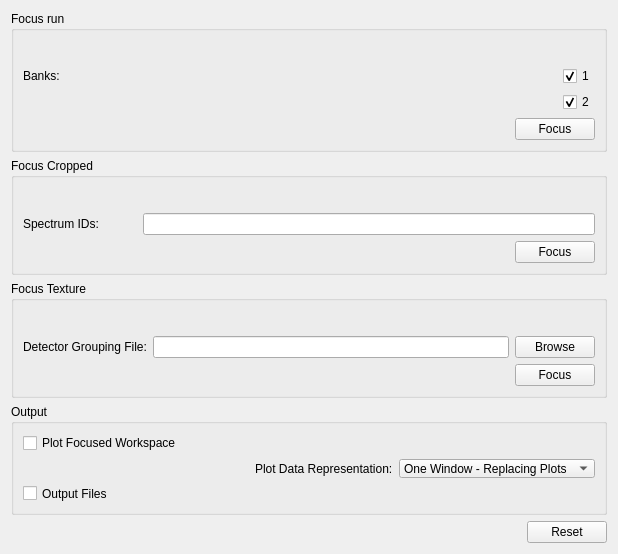
First picture: the form in MantidQt/CustomInterfaces/inc/MantidQtCustomInterfaces/EnggDiffraction/EnggDiffractionQtTabFocus.ui, repository mantidproject/mantid, before the edit.
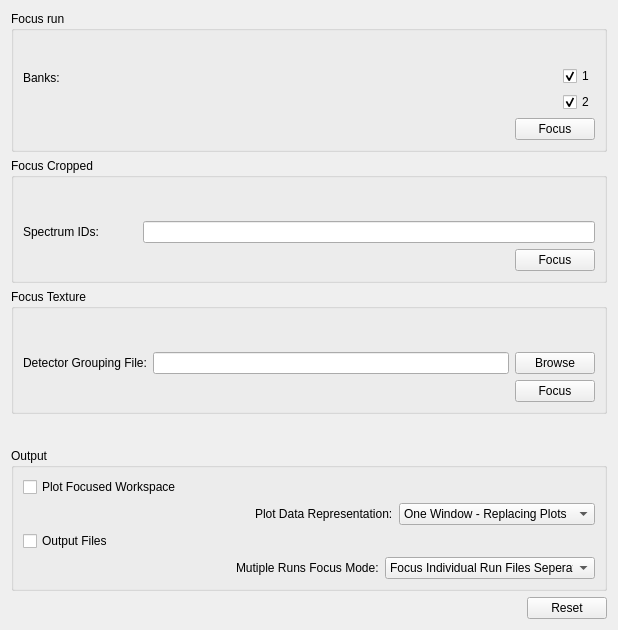
Second picture: the form after the edit. Custom widgets are drawn as their Qt base class.

Commit message:
new combo-box within the focus tab for multi-run focus mode
refs #13784

```diff
--- a/MantidQt/CustomInterfaces/inc/MantidQtCustomInterfaces/EnggDiffraction/EnggDiffractionQtTabFocus.ui
+++ b/MantidQt/CustomInterfaces/inc/MantidQtCustomInterfaces/EnggDiffraction/EnggDiffractionQtTabFocus.ui
@@ -6,8 +6,8 @@
    <rect>
     <x>0</x>
     <y>0</y>
-    <width>614</width>
-    <height>551</height>
+    <width>616</width>
+    <height>630</height>
    </rect>
   </property>
   <property name="windowTitle">
@@ -20,11 +20,31 @@
       <string>Focus run</string>
      </property>
      <layout class="QGridLayout" name="gridLayout">
+      <item row="1" column="1" rowspan="2">
+       <layout class="QVBoxLayout" name="verticalLayout_4">
+        <item>
+         <widget class="QCheckBox" name="checkBox_focus_bank1">
+          <property name="text">
+           <string>1</string>
+          </property>
+          <property name="checked">
+           <bool>true</bool>
+          </property>
+         </widget>
+        </item>
+        <item>
+         <widget class="QCheckBox" name="checkBox_focus_bank2">
+          <property name="text">
+           <string>2</string>
+          </property>
+          <property name="checked">
+           <bool>true</bool>
+          </property>
+         </widget>
+        </item>
+       </layout>
+      </item>
       <item row="1" column="0">
-       <layout class="QHBoxLayout" name="horizontalLayout_5">
-        <item>
-         <layout class="QVBoxLayout" name="verticalLayout_3">
-          <item>
            <layout class="QHBoxLayout" name="horizontalLayout_4">
             <item>
              <widget class="QLabel" name="label_banks_sel">
@@ -48,11 +68,14 @@
             </item>
            </layout>
           </item>
-          <item>
+      <item row="2" column="0">
            <spacer name="verticalSpacer_2">
             <property name="orientation">
              <enum>Qt::Vertical</enum>
             </property>
+        <property name="sizeType">
+         <enum>QSizePolicy::Maximum</enum>
+        </property>
             <property name="sizeHint" stdset="0">
              <size>
               <width>20</width>
@@ -61,35 +84,7 @@
             </property>
            </spacer>
           </item>
-         </layout>
-        </item>
-        <item>
-         <layout class="QVBoxLayout" name="verticalLayout_4">
-          <item>
-           <widget class="QCheckBox" name="checkBox_focus_bank1">
-            <property name="text">
-             <string>1</string>
-            </property>
-            <property name="checked">
-             <bool>true</bool>
-            </property>
-           </widget>
-          </item>
-          <item>
-           <widget class="QCheckBox" name="checkBox_focus_bank2">
-            <property name="text">
-             <string>2</string>
-            </property>
-            <property name="checked">
-             <bool>true</bool>
-            </property>
-           </widget>
-          </item>
-         </layout>
-        </item>
-       </layout>
-      </item>
-      <item row="2" column="0">
+      <item row="3" column="0" colspan="2">
        <layout class="QHBoxLayout" name="horizontalLayout_3">
         <item>
          <spacer name="horizontalSpacer_3">
@@ -113,7 +108,7 @@
         </item>
        </layout>
       </item>
-      <item row="0" column="0">
+      <item row="0" column="0" colspan="2">
        <layout class="QHBoxLayout" name="horizontalLayout">
         <item>
          <widget class="QLabel" name="label_run_num">
@@ -372,10 +367,13 @@
      <property name="orientation">
       <enum>Qt::Vertical</enum>
      </property>
+     <property name="sizeType">
+      <enum>QSizePolicy::Maximum</enum>
+     </property>
      <property name="sizeHint" stdset="0">
       <size>
        <width>20</width>
-       <height>40</height>
+       <height>28</height>
       </size>
      </property>
     </spacer>
@@ -391,7 +389,7 @@
      <property name="title">
       <string>Output</string>
      </property>
-     <layout class="QVBoxLayout" name="verticalLayout_6">
+     <layout class="QVBoxLayout" name="verticalLayout_2">
       <item>
        <layout class="QHBoxLayout" name="horizontalLayout_20">
         <item>
@@ -510,6 +508,80 @@
         </item>
        </layout>
       </item>
+      <item>
+       <layout class="QHBoxLayout" name="horizontalLayout_2">
+        <item>
+         <spacer name="horizontalSpacer_22">
+          <property name="orientation">
+           <enum>Qt::Horizontal</enum>
+          </property>
+          <property name="sizeHint" stdset="0">
+           <size>
+            <width>58</width>
+            <height>20</height>
+           </size>
+          </property>
+         </spacer>
+        </item>
+        <item>
+         <widget class="QLabel" name="mutli_run_lbl">
+          <property name="text">
+           <string>Mutiple Runs Focus Mode:</string>
+          </property>
+         </widget>
+        </item>
+        <item>
+         <widget class="QComboBox" name="comboBox_Multi_Runs">
+          <property name="enabled">
+           <bool>true</bool>
+          </property>
+          <property name="sizePolicy">
+           <sizepolicy hsizetype="Preferred" vsizetype="Minimum">
+            <horstretch>0</horstretch>
+            <verstretch>0</verstretch>
+           </sizepolicy>
+          </property>
+          <property name="minimumSize">
+           <size>
+            <width>210</width>
+            <height>10</height>
+           </size>
+          </property>
+          <property name="maximumSize">
+           <size>
+            <width>175</width>
+            <height>16777215</height>
+           </size>
+          </property>
+          <property name="sizeIncrement">
+           <size>
+            <width>0</width>
+            <height>0</height>
+           </size>
+          </property>
+          <property name="baseSize">
+           <size>
+            <width>0</width>
+            <height>0</height>
+           </size>
+          </property>
+          <property name="layoutDirection">
+           <enum>Qt::LeftToRight</enum>
+          </property>
+          <item>
+           <property name="text">
+            <string>Focus Individual Run Files Seperately</string>
+           </property>
+          </item>
+          <item>
+           <property name="text">
+            <string>Focus Sum Of Files</string>
+           </property>
+          </item>
+         </widget>
+        </item>
+       </layout>
+      </item>
      </layout>
     </widget>
    </item>
```
Lines whose indentation alone changed are shown as unchanged.
